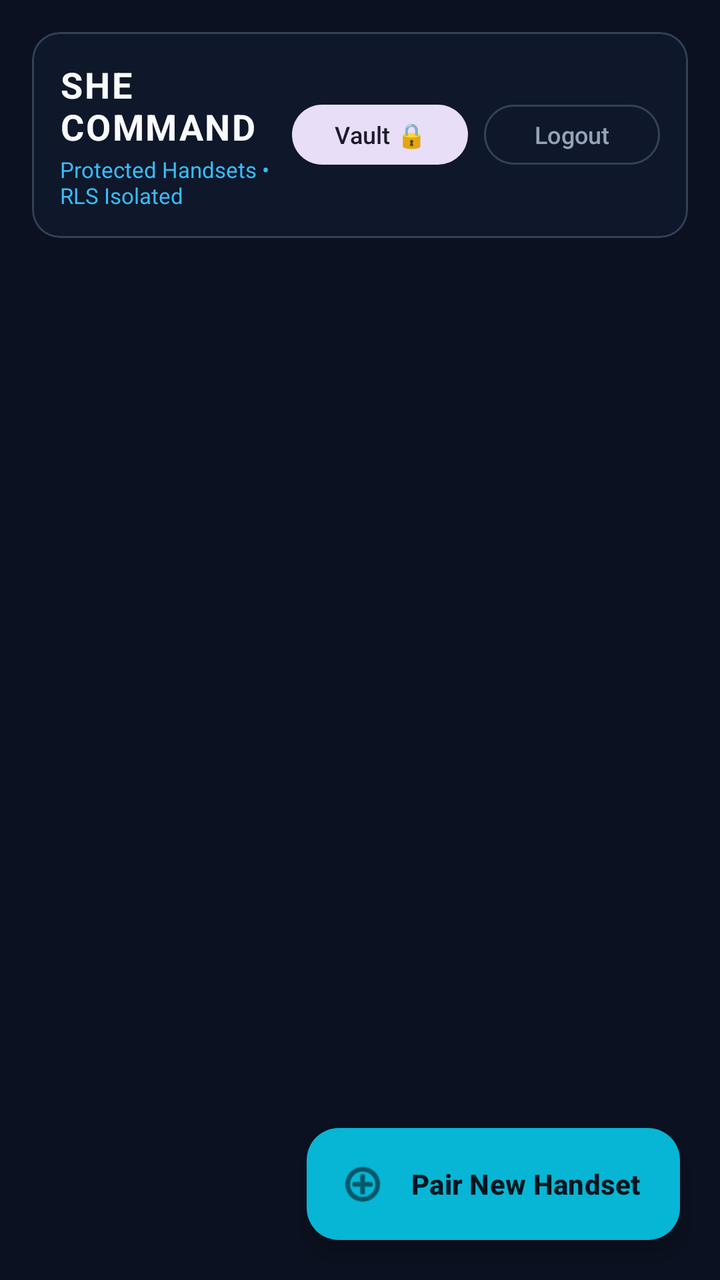
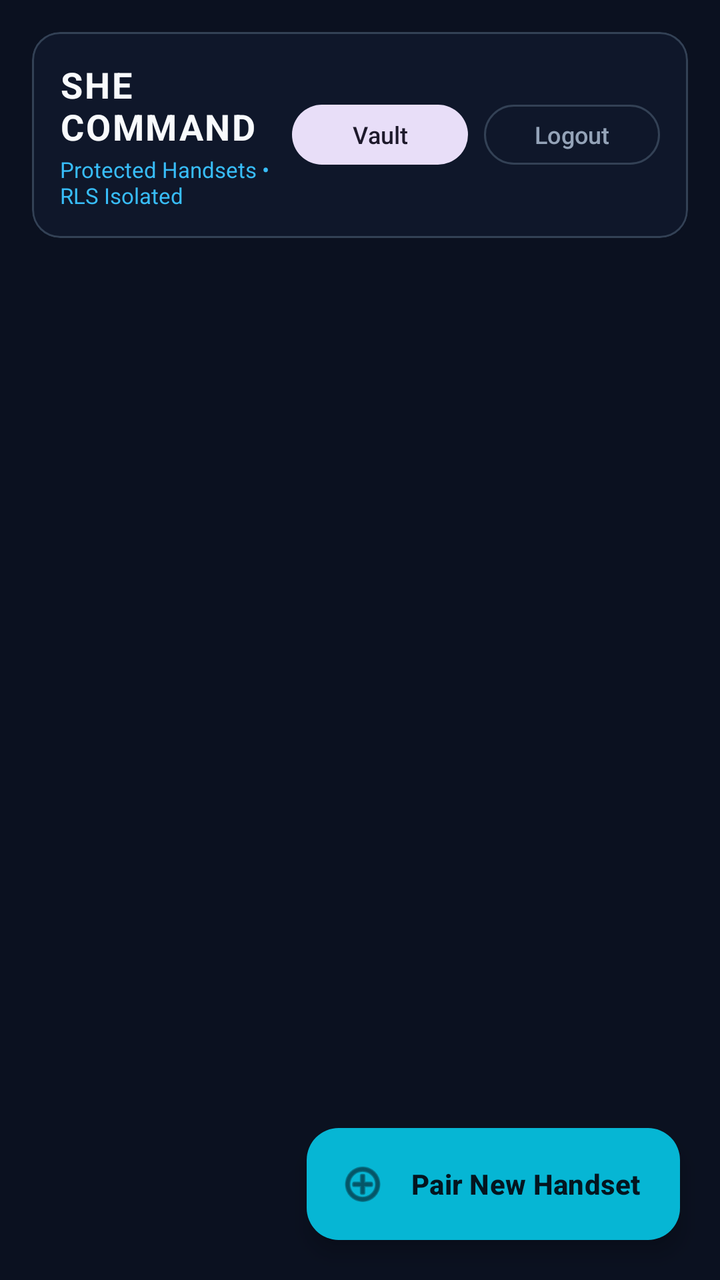

Compare the two renders of this Android layout. The source of the first and the diff that turns it into the second are given below.
<!-- AndroidManifest.xml: application theme Theme.Admin -->
<!-- res/layout/activity_dashboard.xml -->
<?xml version="1.0" encoding="utf-8"?>
<androidx.coordinatorlayout.widget.CoordinatorLayout xmlns:android="http://schemas.android.com/apk/res/android"
    xmlns:app="http://schemas.android.com/apk/res-auto"
    android:layout_width="match_parent"
    android:layout_height="match_parent"
    android:background="#0B1120">

    <LinearLayout
        android:layout_width="match_parent"
        android:layout_height="match_parent"
        android:orientation="vertical"
        android:padding="16dp">

        
        <com.google.android.material.card.MaterialCardView
            android:layout_width="match_parent"
            android:layout_height="wrap_content"
            android:layout_marginBottom="12dp"
            app:cardCornerRadius="14dp"
            app:cardElevation="0dp"
            app:strokeWidth="1dp"
            app:strokeColor="#334155"
            app:cardBackgroundColor="#0F172A">

            <LinearLayout
                android:layout_width="match_parent"
                android:layout_height="wrap_content"
                android:orientation="horizontal"
                android:gravity="center_vertical"
                android:padding="14dp">

                <LinearLayout
                    android:layout_width="0dp"
                    android:layout_height="wrap_content"
                    android:layout_weight="1"
                    android:orientation="vertical">

                    <TextView
                        android:id="@+id/tvDashboardTitle"
                        android:layout_width="wrap_content"
                        android:layout_height="wrap_content"
                        android:text="SHE COMMAND"
                        android:textColor="#F8FAFC"
                        android:textSize="18sp"
                        android:letterSpacing="0.05"
                        android:textStyle="bold" />

                    <TextView
                        android:layout_width="wrap_content"
                        android:layout_height="wrap_content"
                        android:layout_marginTop="2dp"
                        android:text="Protected Handsets • RLS Isolated"
                        android:textColor="#38BDF8"
                        android:textSize="11sp" />
                </LinearLayout>

                <Button
                    android:id="@+id/btnOpenVault"
                    style="@style/Widget.Material3.Button.TonalButton"
                    android:layout_width="wrap_content"
                    android:layout_height="38dp"
                    android:paddingHorizontal="12dp"
                    android:text="Vault 🔒"
                    android:textSize="12sp" />

                <Button
                    android:id="@+id/btnLogout"
                    style="@style/Widget.Material3.Button.OutlinedButton"
                    android:layout_width="wrap_content"
                    android:layout_height="38dp"
                    android:layout_marginStart="8dp"
                    android:paddingHorizontal="12dp"
                    android:text="Logout"
                    android:textColor="#94A3B8"
                    app:strokeColor="#334155"
                    android:textSize="12sp" />

            </LinearLayout>
        </com.google.android.material.card.MaterialCardView>

        
        <androidx.recyclerview.widget.RecyclerView
            android:id="@+id/rvDevices"
            android:layout_width="match_parent"
            android:layout_height="0dp"
            android:layout_weight="1"
            android:clipToPadding="false"
            android:paddingBottom="80dp" />

    </LinearLayout>

    
    <com.google.android.material.floatingactionbutton.ExtendedFloatingActionButton
        android:id="@+id/fabPairDevice"
        android:layout_width="wrap_content"
        android:layout_height="wrap_content"
        android:layout_gravity="bottom|end"
        android:layout_margin="20dp"
        android:text="@string/action_pair_device"
        android:textColor="#04151F"
        android:textStyle="bold"
        app:backgroundTint="#06B6D4"
        app:icon="@android:drawable/ic_menu_add"
        app:iconTint="#04151F" />

</androidx.coordinatorlayout.widget.CoordinatorLayout>
<!-- resources referenced by this layout -->
<resources>
  <string name="action_pair_device">Pair New Handset</string>
  <style name="Theme.Admin" parent="Theme.Material3.DayNight.NoActionBar">
          <item name="colorPrimary">#06B6D4</item>
          <item name="colorOnPrimary">#04151F</item>
          <item name="colorPrimaryContainer">#164E63</item>
          <item name="colorOnPrimaryContainer">#CFFAFE</item>
          <item name="colorSecondary">#38BDF8</item>
          <item name="colorOnSecondary">#082F49</item>
          <item name="android:windowBackground">#0B1120</item>
          <item name="colorSurface">#0F172A</item>
          <item name="colorOnSurface">#F8FAFC</item>
          <item name="colorSurfaceVariant">#1E293B</item>
          <item name="colorOnSurfaceVariant">#94A3B8</item>
          <item name="colorOutline">#334155</item>
          <item name="android:statusBarColor">#0B1120</item>
          <item name="android:navigationBarColor">#0B1120</item>
      </style>
</resources>

<!-- the commit's change to res/layout/activity_dashboard.xml (unified diff, before → after) -->
@@ -60,7 +60,7 @@
                     android:layout_width="wrap_content"
                     android:layout_height="38dp"
                     android:paddingHorizontal="12dp"
-                    android:text="Vault 🔒"
+                    android:text="Vault"
                     android:textSize="12sp" />
 
                 <Button
